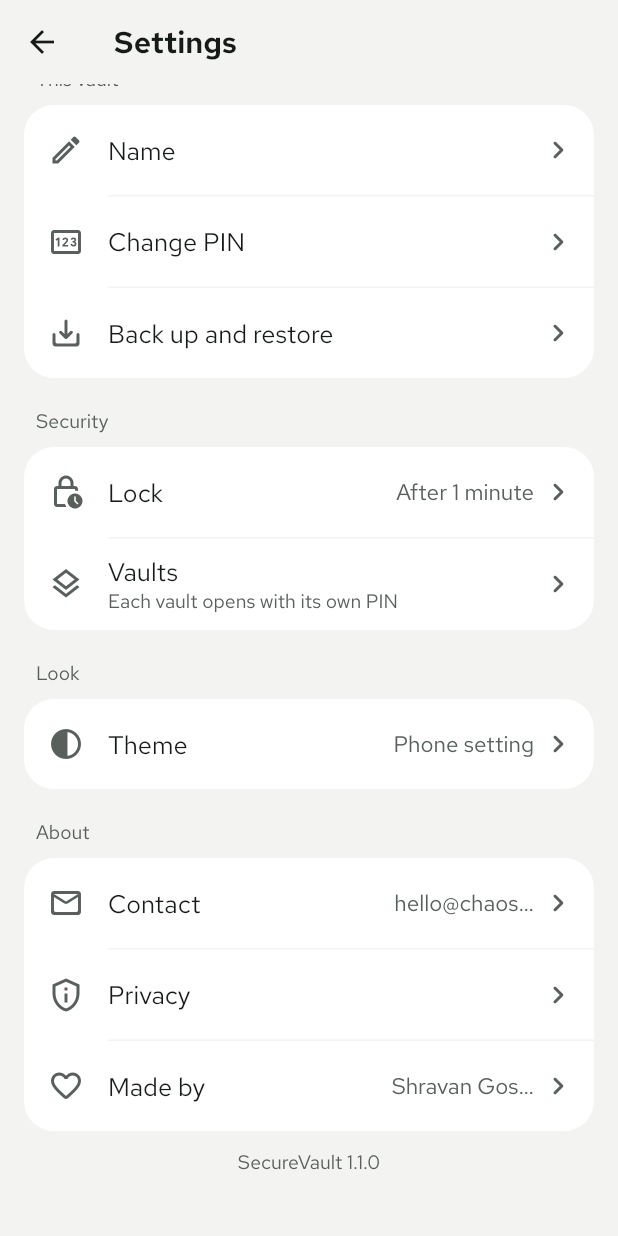
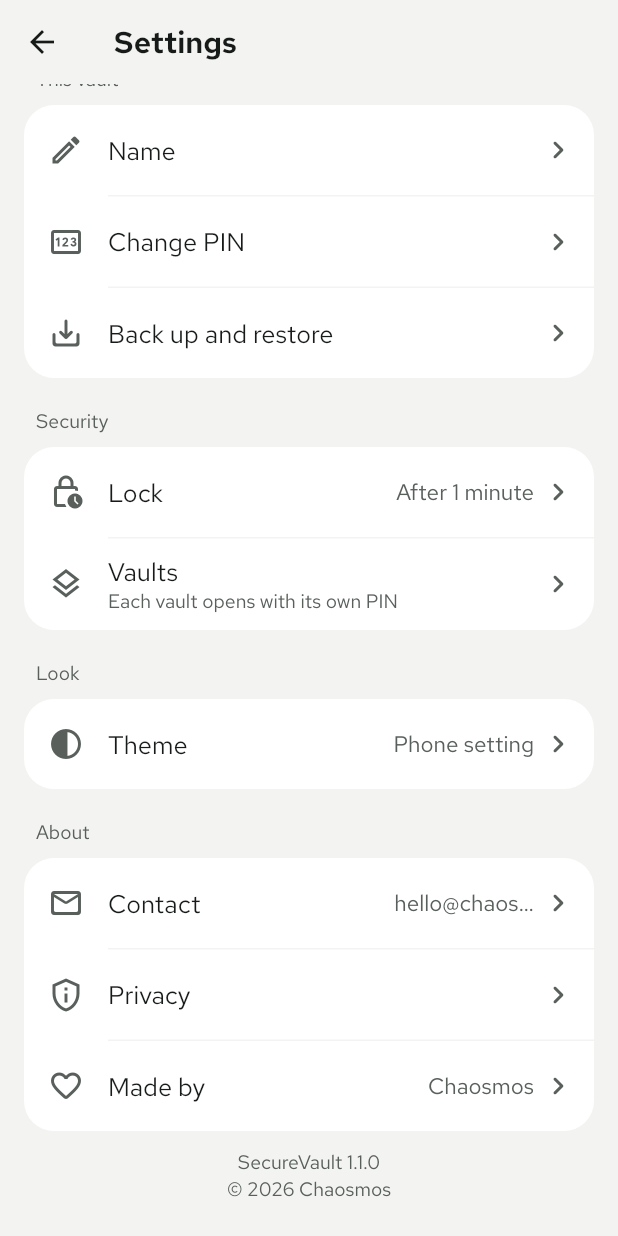
Before and after one commit to chaosmos-studio/securevault, a Flutter app: the VaultSettingsScreen screen opened directly, scrolled down 121 dp, on a phone screen of 412 x 824 dp. Run offline on Flutter 3.47's test engine with Material 3 defaults, Android fonts, the phone set to English and light mode, and no system bars; our stand-ins replace file_picker, flutter_secure_storage, image_picker, open_file, share_plus, shared_preferences and 1 more; missing offline and left inert: encrypt, screen_protector; accounts and stored records are empty.

Commit message:
Credit Chaosmos and all three creators in the vault's settings

```diff
--- a/lib/screens/vault/vault_settings_screen.dart
+++ b/lib/screens/vault/vault_settings_screen.dart
@@ -29,6 +29,23 @@ class VaultSettingsScreen extends StatelessWidget {
 
   void _push(BuildContext context, Widget screen) =>
       Navigator.of(context).push(MaterialPageRoute<void>(builder: (_) => screen));
+
+  void _showCredits(BuildContext context) {
+    showDialog<void>(
+      context: context,
+      builder: (context) => AlertDialog(
+        title: const Text('Made by Chaosmos'),
+        content: const Text(
+          "SecureVault is made by Chaosmos, Shravan Goswami's studio.\n\n"
+          'Created by Shravan Goswami, Jash Ambaliya and Jitendra Verma.\n\n'
+          '© 2026 Chaosmos',
+        ),
+        actions: [
+          TextButton(onPressed: () => Navigator.pop(context), child: const Text('Close')),
+        ],
+      ),
+    );
+  }
 
   Future<void> _pickDisguise(BuildContext context) async {
     final state = context.read<AppState>();
@@ -165,14 +182,14 @@ class VaultSettingsScreen extends StatelessWidget {
             SettingsRow(
               icon: Icons.favorite_outline_rounded,
               title: 'Made by',
-              value: 'Shravan Goswami, Jash Ambaliya',
-              onTap: () => launchUrl(Uri.parse('https://shravangoswami.com/SecureVault/developers/'),
-                  mode: LaunchMode.externalApplication),
+              value: 'Chaosmos',
+              onTap: () => _showCredits(context),
             ),
           ]),
           const SizedBox(height: 12),
           Center(
-            child: Text('SecureVault ${AppConstants.version}',
+            child: Text('SecureVault ${AppConstants.version}\n© 2026 Chaosmos',
+                textAlign: TextAlign.center,
                 style: Theme.of(context).textTheme.bodySmall!.copyWith(color: c.muted)),
           ),
         ],
```
